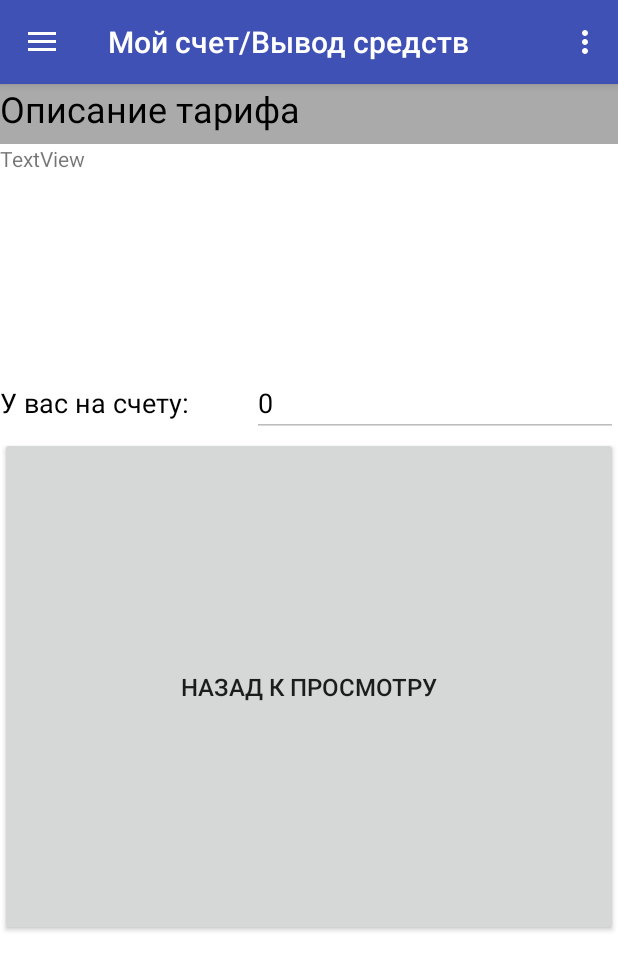
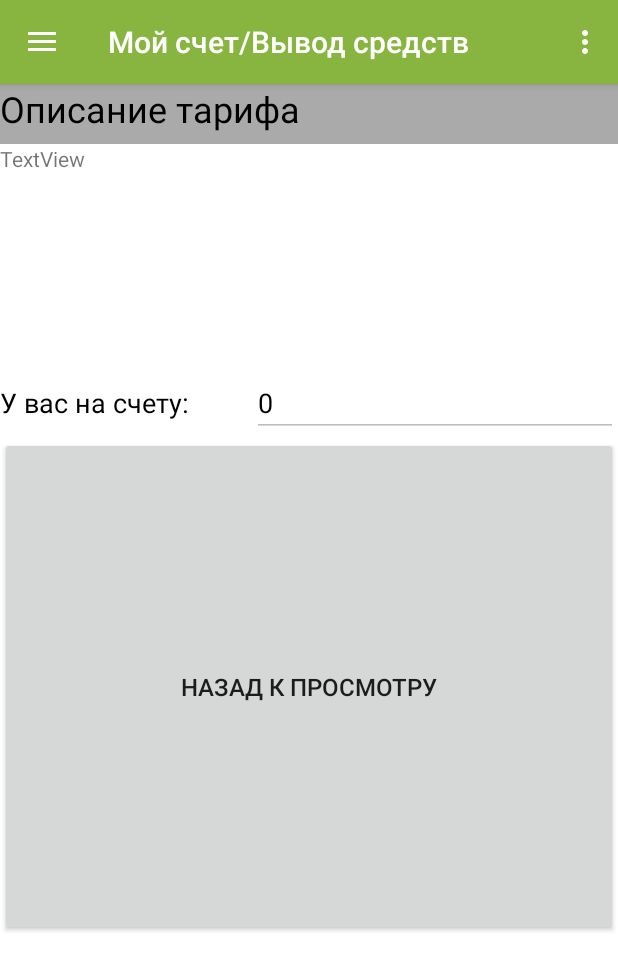
Before and after one commit to Poli-sh/TXP1138, an Android app: the MenuActivity screen opened directly, with no data from a screen before it, in the side drawer, after a tap on "Мой счет/Вывод средств", on a phone screen of 412 x 824 dp. Shown: the top 970 px of the screen. Run offline under Robolectric (Android 15) with nearby library versions, the phone set to English and light mode, and no system bars.

Commit message:
old color palette

```diff
--- a/prilogulka/app/src/main/res/values/colors.xml
+++ b/prilogulka/app/src/main/res/values/colors.xml
@@ -1,4 +1,11 @@
 <?xml version="1.0" encoding="utf-8"?>
+<resources>
+    <color name="colorPrimary">#88b53f</color>
+    <color name="colorPrimaryDark">#73f7a6</color>
+    <color name="colorAccent">#a50869</color>
+</resources>
+
+<!--
 <resources>
     <color name="colorPrimary">#3F51B5</color>
     <color name="colorPrimaryDark">#303F9F</color>
@@ -9,13 +16,5 @@
     <color name="colorIcons">#FFFFFF</color>
     <color name="colorDivider">#BDBDBD</color>
 </resources>
-
-
-    <!--<?xml version="1.0" encoding="utf-8"?>
-    <resources>
-        <color name="colorPrimary">#88b53f</color>
-        <color name="colorPrimaryDark">#73f7a6</color>
-        <color name="colorAccent">#a50869</color>
-    </resources>
-    -->
+-->
 <!-- Palette generated by Material Palette - materialpalette.com/grey/light-green -->
```
